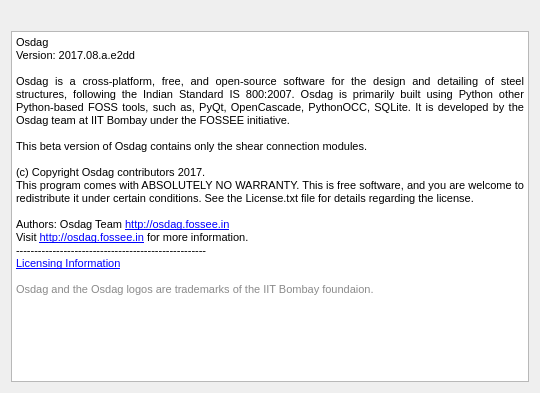
Old version of the form Connections/Shear/Endplate/ui_about_osdag.ui in the repository GreatDevelopers/osdag-core.
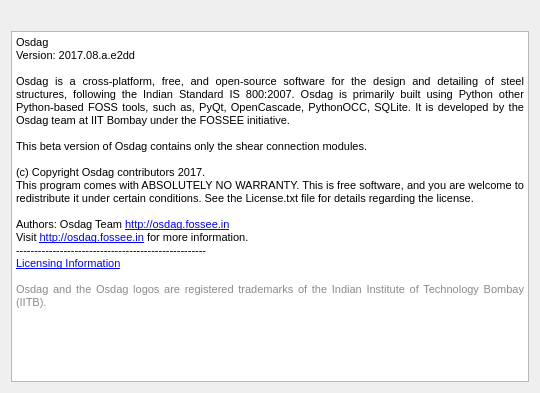
New version of the form. Icons and pictures are not drawn.

Commit message: update osdag logo registeration

The edit to the form file:
```diff
--- a/Connections/Shear/Endplate/ui_about_osdag.ui
+++ b/Connections/Shear/Endplate/ui_about_osdag.ui
@@ -35,7 +35,7 @@
       <string>&lt;!DOCTYPE HTML PUBLIC &quot;-//W3C//DTD HTML 4.0//EN&quot; &quot;http://www.w3.org/TR/REC-html40/strict.dtd&quot;&gt;
 &lt;html&gt;&lt;head&gt;&lt;meta name=&quot;qrichtext&quot; content=&quot;1&quot; /&gt;&lt;style type=&quot;text/css&quot;&gt;
 p, li { white-space: pre-wrap; }
-&lt;/style&gt;&lt;/head&gt;&lt;body style=&quot; font-family:'Arial'; font-size:7.8pt; font-weight:400; font-style:normal;&quot;&gt;
+&lt;/style&gt;&lt;/head&gt;&lt;body style=&quot; font-family:'Arial'; font-size:7.5pt; font-weight:400; font-style:normal;&quot;&gt;
 &lt;p style=&quot; margin-top:0px; margin-bottom:0px; margin-left:0px; margin-right:0px; -qt-block-indent:0; text-indent:0px;&quot;&gt;&lt;span style=&quot; font-family:'monospace, monospace'; font-size:8pt;&quot;&gt;Osdag &lt;/span&gt;&lt;/p&gt;
 &lt;p align=&quot;justify&quot; style=&quot; margin-top:0px; margin-bottom:0px; margin-left:0px; margin-right:0px; -qt-block-indent:0; text-indent:0px;&quot;&gt;&lt;span style=&quot; font-family:'MS Shell Dlg 2'; font-size:8pt;&quot;&gt;Version: 2017.08.a.e2dd&lt;/span&gt;&lt;/p&gt;
 &lt;p align=&quot;justify&quot; style=&quot;-qt-paragraph-type:empty; margin-top:0px; margin-bottom:0px; margin-left:0px; margin-right:0px; -qt-block-indent:0; text-indent:0px; font-family:'MS Shell Dlg 2'; font-size:8pt;&quot;&gt;&lt;br /&gt;&lt;/p&gt;
@@ -51,7 +51,7 @@
 &lt;p align=&quot;justify&quot; style=&quot; margin-top:0px; margin-bottom:0px; margin-left:0px; margin-right:0px; -qt-block-indent:0; text-indent:0px;&quot;&gt;&lt;span style=&quot; font-family:'MS Shell Dlg 2'; font-size:8pt;&quot;&gt;----------------------------------------------------&lt;/span&gt;&lt;/p&gt;
 &lt;p align=&quot;justify&quot; style=&quot; margin-top:0px; margin-bottom:0px; margin-left:0px; margin-right:0px; -qt-block-indent:0; text-indent:0px;&quot;&gt;&lt;a href=&quot;ResourceFiles\License\License-dependencies.txt&quot;&gt;&lt;span style=&quot; font-size:8pt; text-decoration: underline; color:#0000ff;&quot;&gt;Licensing Information&lt;/span&gt;&lt;/a&gt;&lt;/p&gt;
 &lt;p style=&quot;-qt-paragraph-type:empty; margin-top:0px; margin-bottom:0px; margin-left:0px; margin-right:0px; -qt-block-indent:0; text-indent:0px; font-size:8pt; text-decoration: underline; color:#0000ff;&quot;&gt;&lt;br /&gt;&lt;/p&gt;
-&lt;p align=&quot;justify&quot; style=&quot; margin-top:0px; margin-bottom:0px; margin-left:0px; margin-right:0px; -qt-block-indent:0; text-indent:0px;&quot;&gt;&lt;span style=&quot; font-family:'MS Shell Dlg 2'; font-size:8pt; color:#8a8a8a;&quot;&gt;Osdag and the Osdag logos are trademarks of the IIT Bombay foundaion.&lt;/span&gt;&lt;/p&gt;&lt;/body&gt;&lt;/html&gt;</string>
+&lt;p align=&quot;justify&quot; style=&quot; margin-top:0px; margin-bottom:0px; margin-left:0px; margin-right:0px; -qt-block-indent:0; text-indent:0px;&quot;&gt;&lt;span style=&quot; font-family:'MS Shell Dlg 2'; font-size:8pt; color:#8a8a8a;&quot;&gt;Osdag and the Osdag logos are registered trademarks of the Indian Institute of Technology Bombay (IITB).&lt;/span&gt;&lt;/p&gt;&lt;/body&gt;&lt;/html&gt;</string>
      </property>
      <property name="openExternalLinks">
       <bool>true</bool>
```
The commit also changes 9 other files.
